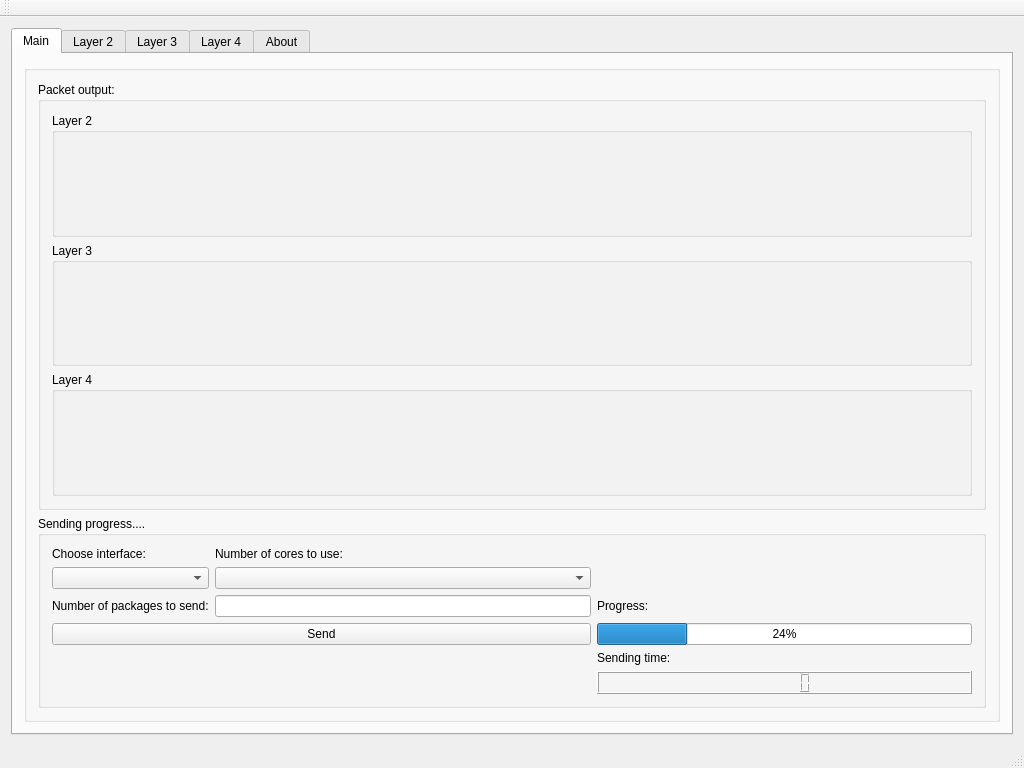
The window that qt/packet-generator/mainwindow.ui (emiliancyc/packet-generator) describes before a commit, drawn with Qt 5.
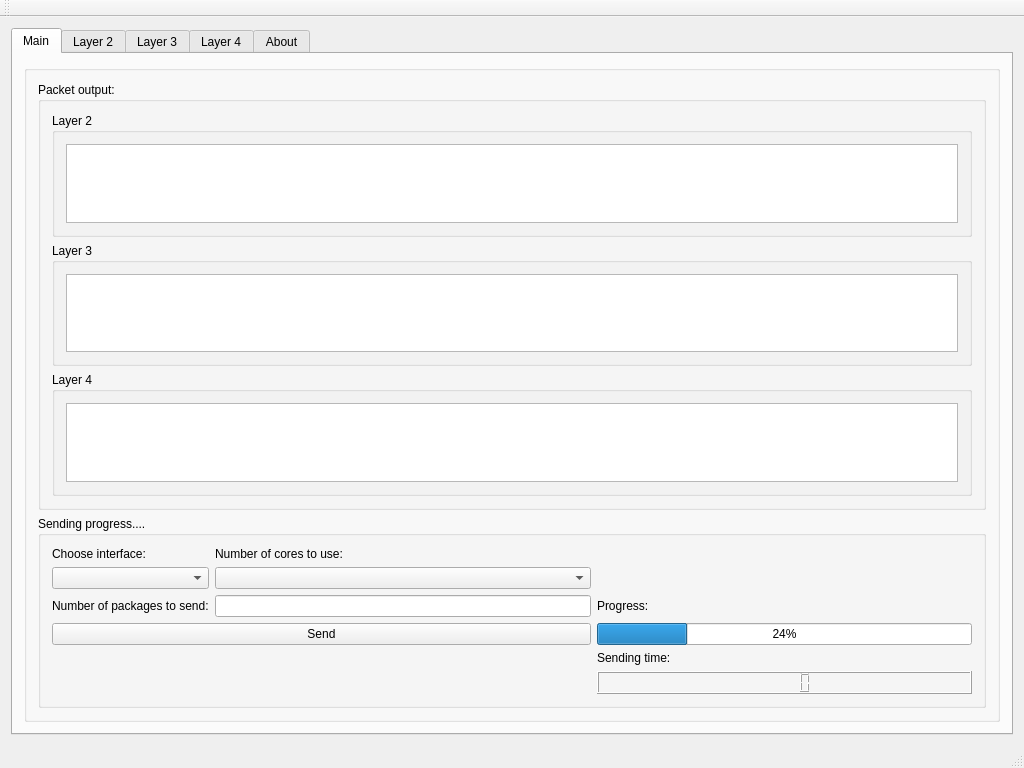
The same window after the commit. The open tabs and pages were chosen to show the change.

Patch:
```diff
--- a/qt/packet-generator/mainwindow.ui
+++ b/qt/packet-generator/mainwindow.ui
@@ -87,6 +87,11 @@
                 <property name="title">
                  <string>Layer 2</string>
                 </property>
+                <layout class="QHBoxLayout" name="horizontalLayout">
+                 <item>
+                  <widget class="QTableWidget" name="tableWidget"/>
+                 </item>
+                </layout>
                </widget>
               </item>
               <item>
@@ -94,6 +99,11 @@
                 <property name="title">
                  <string>Layer 3</string>
                 </property>
+                <layout class="QHBoxLayout" name="horizontalLayout_4">
+                 <item>
+                  <widget class="QTableWidget" name="tableWidget"/>
+                 </item>
+                </layout>
                </widget>
               </item>
               <item>
@@ -101,6 +111,11 @@
                 <property name="title">
                  <string>Layer 4</string>
                 </property>
+                <layout class="QHBoxLayout" name="horizontalLayout_5">
+                 <item>
+                  <widget class="QTableWidget" name="tableWidget_2"/>
+                 </item>
+                </layout>
                </widget>
               </item>
              </layout>
```
Left out of the diff: 17 changed lines with no effect on the pictures.
